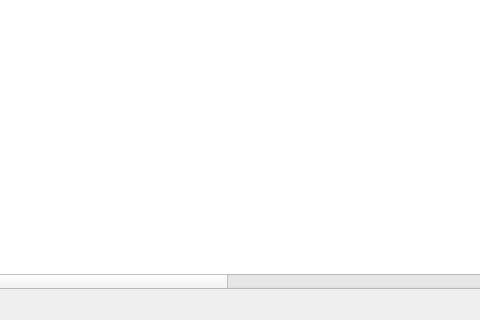
Skyrim78/Librarian, file librarian/books.ui: the form before one commit; both pictures show x 196 to 676 and y 218 to 538 of the 785 by 538 pixel window.
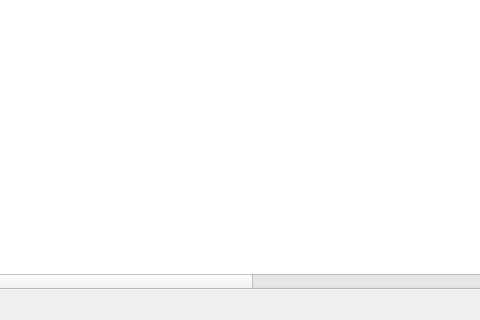
The form after the commit.

The edit to the form file:
```diff
--- a/librarian/books.ui
+++ b/librarian/books.ui
@@ -243,11 +243,6 @@
             <string>Year</string>
            </property>
           </column>
-          <column>
-           <property name="text">
-            <string>Place</string>
-           </property>
-          </column>
           <column>
            <property name="text">
             <string>Received</string>
```
